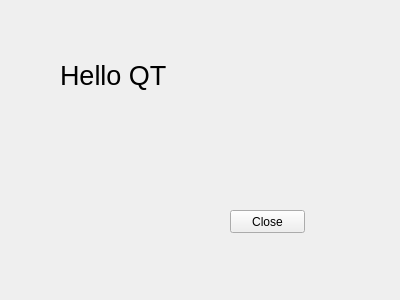
dbase/QT_Demo, file src/QT_Demo/widget.ui: the form before one commit.
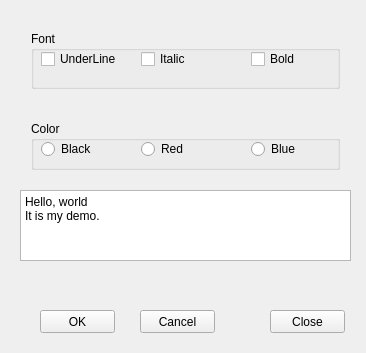
The form after the commit.

Commit message: QT_Demo版本：学习水平布局器、Group、Check、Radio等Clicked事件。

What changed in the file:
```diff
--- a/src/QT_Demo/widget.ui
+++ b/src/QT_Demo/widget.ui
@@ -6,36 +6,18 @@
    <rect>
     <x>0</x>
     <y>0</y>
-    <width>400</width>
-    <height>300</height>
+    <width>366</width>
+    <height>353</height>
    </rect>
   </property>
   <property name="windowTitle">
    <string>Widget</string>
   </property>
-  <widget class="QLabel" name="label">
-   <property name="geometry">
-    <rect>
-     <x>60</x>
-     <y>50</y>
-     <width>181</width>
-     <height>51</height>
-    </rect>
-   </property>
-   <property name="font">
-    <font>
-     <pointsize>20</pointsize>
-    </font>
-   </property>
-   <property name="text">
-    <string>Hello QT</string>
-   </property>
-  </widget>
   <widget class="QPushButton" name="btnClose">
    <property name="geometry">
     <rect>
-     <x>230</x>
-     <y>210</y>
+     <x>270</x>
+     <y>310</y>
      <width>75</width>
      <height>23</height>
     </rect>
@@ -44,6 +26,162 @@
     <string>Close</string>
    </property>
   </widget>
+  <widget class="QWidget" name="horizontalLayoutWidget">
+   <property name="geometry">
+    <rect>
+     <x>20</x>
+     <y>20</y>
+     <width>331</width>
+     <height>80</height>
+    </rect>
+   </property>
+   <layout class="QHBoxLayout" name="horizontalLayout_2">
+    <item>
+     <widget class="QGroupBox" name="groupBoxFont">
+      <property name="title">
+       <string>Font</string>
+      </property>
+      <widget class="QCheckBox" name="checkBoxUnder">
+       <property name="geometry">
+        <rect>
+         <x>10</x>
+         <y>20</y>
+         <width>81</width>
+         <height>16</height>
+        </rect>
+       </property>
+       <property name="text">
+        <string>UnderLine</string>
+       </property>
+      </widget>
+      <widget class="QCheckBox" name="checkBoxItalic">
+       <property name="geometry">
+        <rect>
+         <x>110</x>
+         <y>20</y>
+         <width>71</width>
+         <height>16</height>
+        </rect>
+       </property>
+       <property name="text">
+        <string>Italic</string>
+       </property>
+      </widget>
+      <widget class="QCheckBox" name="checkBoxBold">
+       <property name="geometry">
+        <rect>
+         <x>220</x>
+         <y>20</y>
+         <width>71</width>
+         <height>16</height>
+        </rect>
+       </property>
+       <property name="text">
+        <string>Bold</string>
+       </property>
+      </widget>
+     </widget>
+    </item>
+   </layout>
+  </widget>
+  <widget class="QWidget" name="horizontalLayoutWidget_2">
+   <property name="geometry">
+    <rect>
+     <x>20</x>
+     <y>110</y>
+     <width>331</width>
+     <height>71</height>
+    </rect>
+   </property>
+   <layout class="QHBoxLayout" name="horizontalLayout_3">
+    <item>
+     <widget class="QGroupBox" name="groupBoxColor">
+      <property name="title">
+       <string>Color</string>
+      </property>
+      <widget class="QRadioButton" name="radioButtonBlack">
+       <property name="geometry">
+        <rect>
+         <x>10</x>
+         <y>20</y>
+         <width>89</width>
+         <height>16</height>
+        </rect>
+       </property>
+       <property name="text">
+        <string>Black</string>
+       </property>
+      </widget>
+      <widget class="QRadioButton" name="radioButtonRed">
+       <property name="geometry">
+        <rect>
+         <x>110</x>
+         <y>20</y>
+         <width>89</width>
+         <height>16</height>
+        </rect>
+       </property>
+       <property name="text">
+        <string>Red</string>
+       </property>
+      </widget>
+      <widget class="QRadioButton" name="radioButtonBlue">
+       <property name="geometry">
+        <rect>
+         <x>220</x>
+         <y>20</y>
+         <width>89</width>
+         <height>16</height>
+        </rect>
+       </property>
+       <property name="text">
+        <string>Blue</string>
+       </property>
+      </widget>
+     </widget>
+    </item>
+   </layout>
+  </widget>
+  <widget class="QPlainTextEdit" name="txtEdit">
+   <property name="geometry">
+    <rect>
+     <x>20</x>
+     <y>190</y>
+     <width>331</width>
+     <height>71</height>
+    </rect>
+   </property>
+   <property name="plainText">
+    <string>Hello, world
+It is my demo.</string>
+   </property>
+  </widget>
+  <widget class="QPushButton" name="btnOK">
+   <property name="geometry">
+    <rect>
+     <x>40</x>
+     <y>310</y>
+     <width>75</width>
+     <height>23</height>
+    </rect>
+   </property>
+   <property name="text">
+    <string>OK</string>
+   </property>
+  </widget>
+  <widget class="QPushButton" name="btnCancel">
+   <property name="geometry">
+    <rect>
+     <x>140</x>
+     <y>310</y>
+     <width>75</width>
+     <height>23</height>
+    </rect>
+   </property>
+   <property name="text">
+    <string>Cancel</string>
+   </property>
+  </widget>
  </widget>
  <layoutdefault spacing="6" margin="11"/>
  <resources/>
```
The commit also changes 3 other files.
